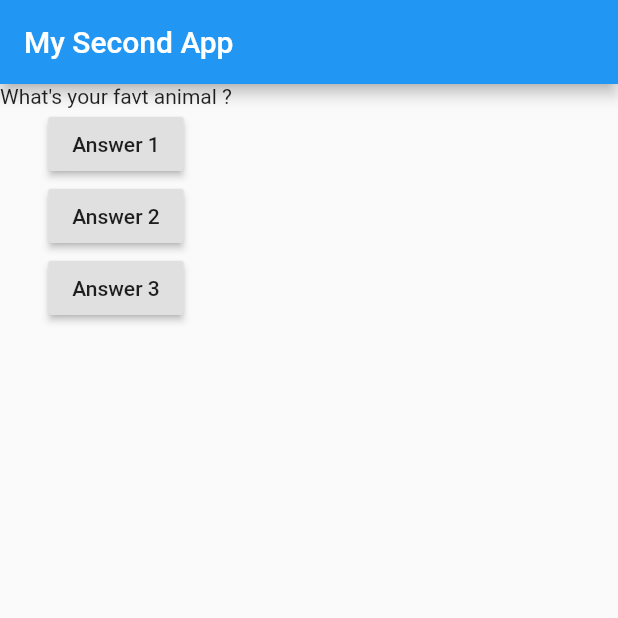
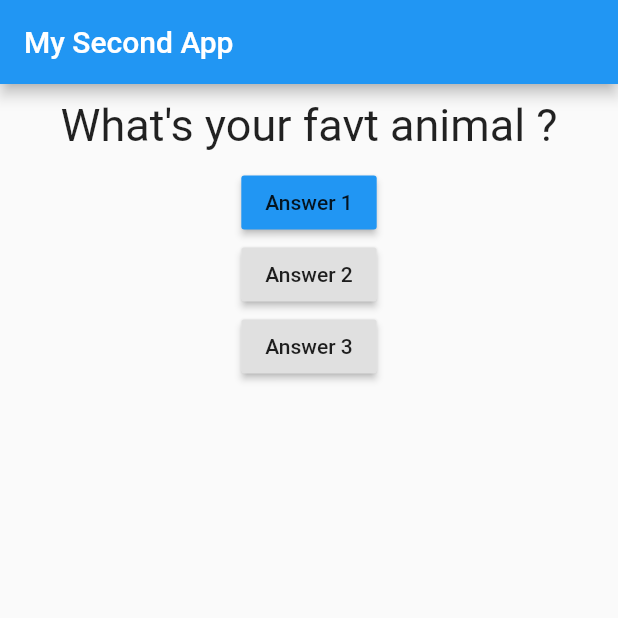
Before and after one commit to snehal666/widget, a Flutter app: the screen it shows after launch, after a tap on "Answer 1", on a phone screen of 412 x 824 dp, the top half of it. Run offline on Flutter 3.47's test engine with Material 2 defaults, Android fonts, the phone set to English and light mode, and no system bars.

Commit message:
Code with question added

```diff
--- a/lib/main.dart
+++ b/lib/main.dart
@@ -8,22 +8,28 @@ class MyApp extends StatefulWidget {
     // TODO: implement createState
     return _myAppState();
   }
+}
 
-}
-class _myAppState extends State<MyApp>{
+class _myAppState extends State<MyApp> {
   var _questionIndex = 0;
+  List<String> questions = [];
 
-  void answerQuestions()
-  {
+  void answerQuestions() {
     setState(() {
-      _questionIndex = _questionIndex + 1;
+      if (_questionIndex < 5) {
+        _questionIndex++;
+      } else {
+        print("Index Increased");}
     });
+  }
 
-    print(_questionIndex);
-  }
   @override
   Widget build(BuildContext context) {
-    var questions = [
+    questions = [
+      'What\'s your favt color ?',
+      'What\'s your favt animal ?',
+      'What\'s your favt color ?',
+      'What\'s your favt animal ?',
       'What\'s your favt color ?',
       'What\'s your favt animal ?',
     ];
@@ -32,17 +38,31 @@ class _myAppState extends State<MyApp>{
         appBar: AppBar(
           title: Text('My Second App'),
         ),
-        body:Column(
+        body: Column(
           children: [
-            Text(questions[_questionIndex]),
-            RaisedButton(child: Text('Answer 1'),onPressed: answerQuestions),
-            RaisedButton(child: Text('Answer 2'),
-              onPressed: () => print ('Answer 2 chosen!'),
+            Container(
+              width: double.infinity,
+              margin: EdgeInsets.all(10),
+              child: Text(
+                questions[_questionIndex],
+                style: TextStyle(fontSize: 30),
+                textAlign: TextAlign.center,
+              ),
             ),
-            RaisedButton(child: Text('Answer 3'),onPressed: (){
-              //...
-              print('Answer 3 chosen');
-            },
+            RaisedButton(
+              child: Text('Answer 1'),
+              color: Colors.blue,
+              onPressed: answerQuestions,
+            ),
+            RaisedButton(
+              child: Text('Answer 2'),
+              onPressed: () => print('Answer 2 chosen!'),
+            ),
+            RaisedButton(
+              child: Text('Answer 3'),
+              onPressed: () {
+                print('Answer 3 chosen');
+              },
             ),
           ],
         ),
--- a/lib/question.dart
+++ b/lib/question.dart
@@ -7,6 +7,6 @@ class Question extends StatelessWidget{
 
   @override
   Widget build(BuildContext context) {
-    return Text(questionText);
+    return SizedBox();
   }
 }
```
